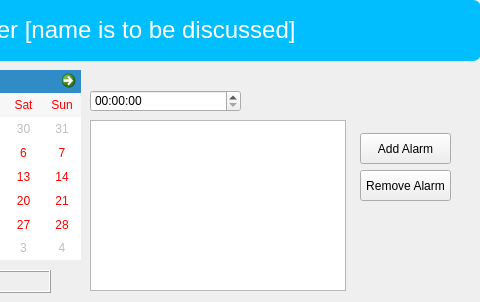
Before: the Qt Designer form main.ui in KennBe/S.E-project, drawn with Qt 5; both pictures show x 250 to 730 and y 0 to 302 of the 730 by 302 pixel window.
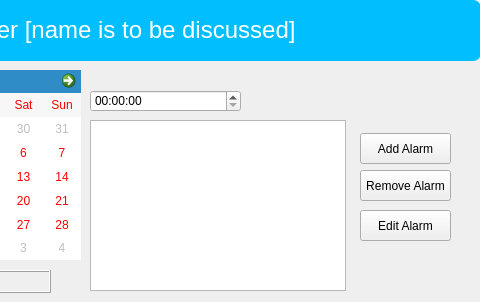
After: the same form once the commit is applied.

Commit message: Working alarm with sounds

```diff
--- a/main.ui
+++ b/main.ui
@@ -198,6 +198,19 @@
       </rect>
      </property>
     </widget>
+    <widget class="QPushButton" name="editAlarmBtn">
+     <property name="geometry">
+      <rect>
+       <x>280</x>
+       <y>150</y>
+       <width>91</width>
+       <height>31</height>
+      </rect>
+     </property>
+     <property name="text">
+      <string>Edit Alarm</string>
+     </property>
+    </widget>
    </widget>
    <widget class="QWidget" name="ReminderPage"/>
   </widget>
```
The commit also changes 3 other files.
